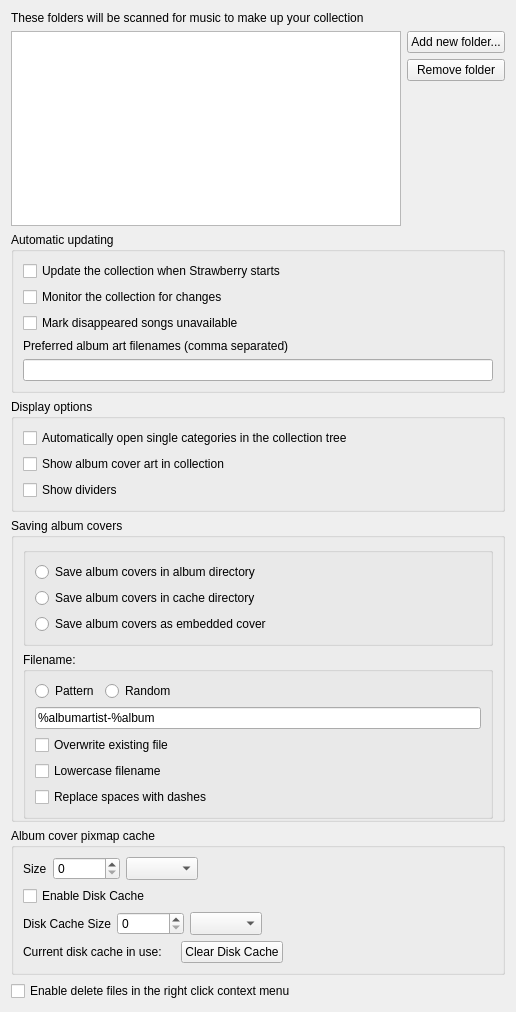
Qt form src/settings/collectionsettingspage.ui (strawberrymusicplayer/strawberry) before a commit.
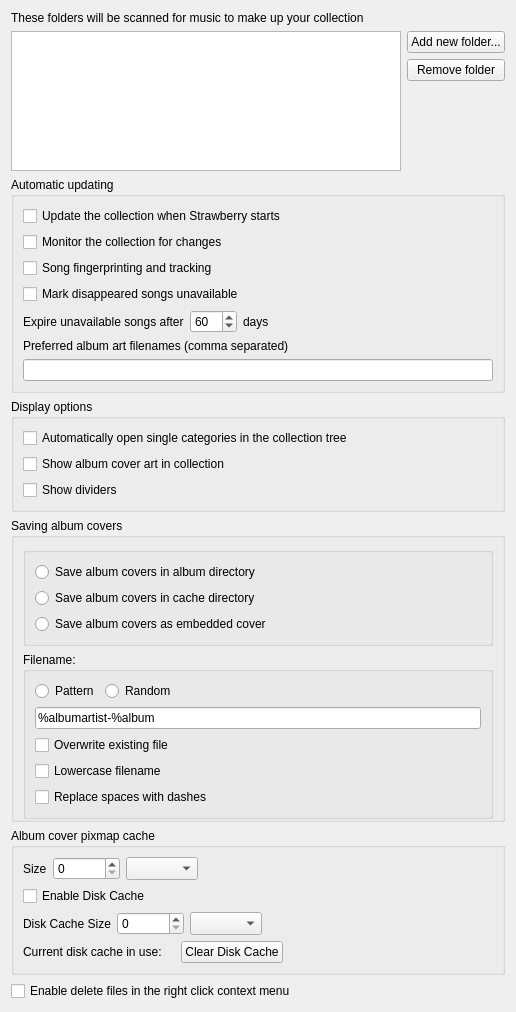
The same form after that commit.

Commit message:
Add song fingerprinting and tracking
Fixes #296

The edit to the form file:
```diff
--- a/src/settings/collectionsettingspage.ui
+++ b/src/settings/collectionsettingspage.ui
@@ -92,6 +92,13 @@
         </property>
        </widget>
       </item>
+      <item>
+       <widget class="QCheckBox" name="song_tracking">
+        <property name="text">
+         <string>Song fingerprinting and tracking</string>
+        </property>
+       </widget>
+      </item>
       <item>
        <widget class="QCheckBox" name="mark_songs_unavailable">
         <property name="text">
@@ -99,6 +106,73 @@
         </property>
        </widget>
       </item>
+      <item>
+       <widget class="QWidget" name="widget" native="true">
+        <layout class="QHBoxLayout" name="horizontalLayout_2">
+         <property name="leftMargin">
+          <number>0</number>
+         </property>
+         <property name="topMargin">
+          <number>0</number>
+         </property>
+         <property name="rightMargin">
+          <number>0</number>
+         </property>
+         <property name="bottomMargin">
+          <number>0</number>
+         </property>
+         <item>
+          <widget class="QLabel" name="label_expire_unavailable_songs_after">
+           <property name="sizePolicy">
+            <sizepolicy hsizetype="Fixed" vsizetype="Preferred">
+             <horstretch>0</horstretch>
+             <verstretch>0</verstretch>
+            </sizepolicy>
+           </property>
+           <property name="text">
+            <string>Expire unavailable songs after</string>
+           </property>
+          </widget>
+         </item>
+         <item>
+          <widget class="QSpinBox" name="expire_unavailable_songs_days">
+           <property name="maximum">
+            <number>365</number>
+           </property>
+           <property name="value">
+            <number>60</number>
+           </property>
+          </widget>
+         </item>
+         <item>
+          <widget class="QLabel" name="label_expire_unavailable_songs_days">
+           <property name="sizePolicy">
+            <sizepolicy hsizetype="Fixed" vsizetype="Preferred">
+             <horstretch>0</horstretch>
+             <verstretch>0</verstretch>
+            </sizepolicy>
+           </property>
+           <property name="text">
+            <string>days</string>
+           </property>
+          </widget>
+         </item>
+         <item>
+          <spacer name="spacer_expire_unavailable_songs">
+           <property name="orientation">
+            <enum>Qt::Horizontal</enum>
+           </property>
+           <property name="sizeHint" stdset="0">
+            <size>
+             <width>40</width>
+             <height>20</height>
+            </size>
+           </property>
+          </spacer>
+         </item>
+        </layout>
+       </widget>
+      </item>
       <item>
        <widget class="QLabel" name="label_preferred_cover_filenames">
         <property name="text">
```
The commit also changes 39 other files.
